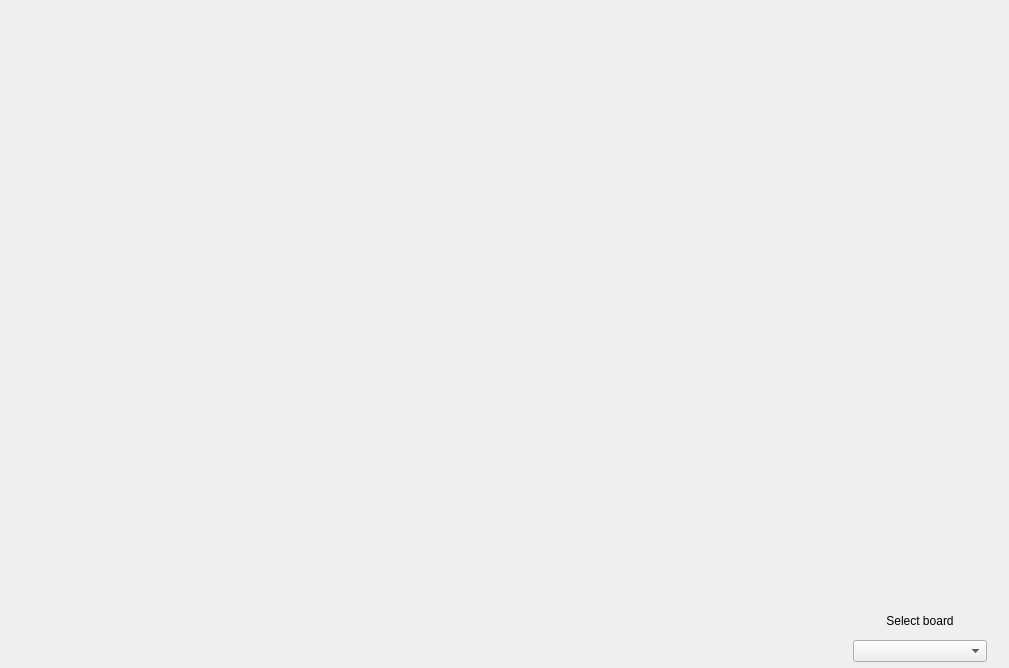
First picture: the form in src/widgets/pins/pinconfig.ui, repository anpeaco/FreeJoyXConfiguratorQt, before the edit.
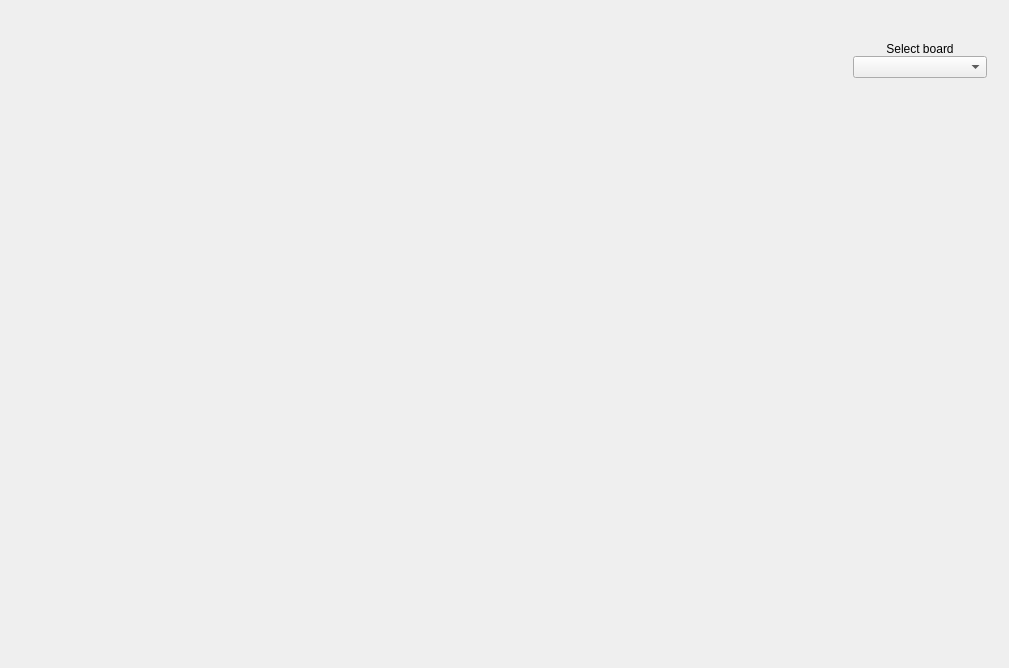
Second picture: the form after the edit. Custom widgets are drawn as their Qt base class.

Commit message: Debug-pane + right-sidebar UI overhaul

```diff
--- a/src/widgets/pins/pinconfig.ui
+++ b/src/widgets/pins/pinconfig.ui
@@ -10,7 +10,7 @@
     <height>668</height>
    </rect>
   </property>
-  <layout class="QGridLayout" name="layoutG" rowstretch="7,7,0,0" columnstretch="5,1">
+  <layout class="QGridLayout" name="layoutG" rowstretch="0,0,0,1" columnstretch="5,1">
    <property name="leftMargin">
     <number>6</number>
    </property>
@@ -27,11 +27,24 @@
     <number>12</number>
    </property>
    <property name="verticalSpacing">
-    <number>12</number>
+    <number>18</number>
    </property>
    <item row="1" column="1">
     <widget class="PinTypeHelper" name="widget_PinTypeHelper" native="true"/>
    </item>
+   <item row="3" column="1">
+    <spacer name="verticalSpacer_Sidebar">
+     <property name="orientation">
+      <enum>Qt::Vertical</enum>
+     </property>
+     <property name="sizeHint" stdset="0">
+      <size>
+       <width>10</width>
+       <height>0</height>
+      </size>
+     </property>
+    </spacer>
+   </item>
    <item row="2" column="1">
     <layout class="QGridLayout" name="gridLayout">
      <item row="1" column="0">
```
Left out of the diff: 2 changed lines with no effect on the pictures. The commit also changes 16 other files.
